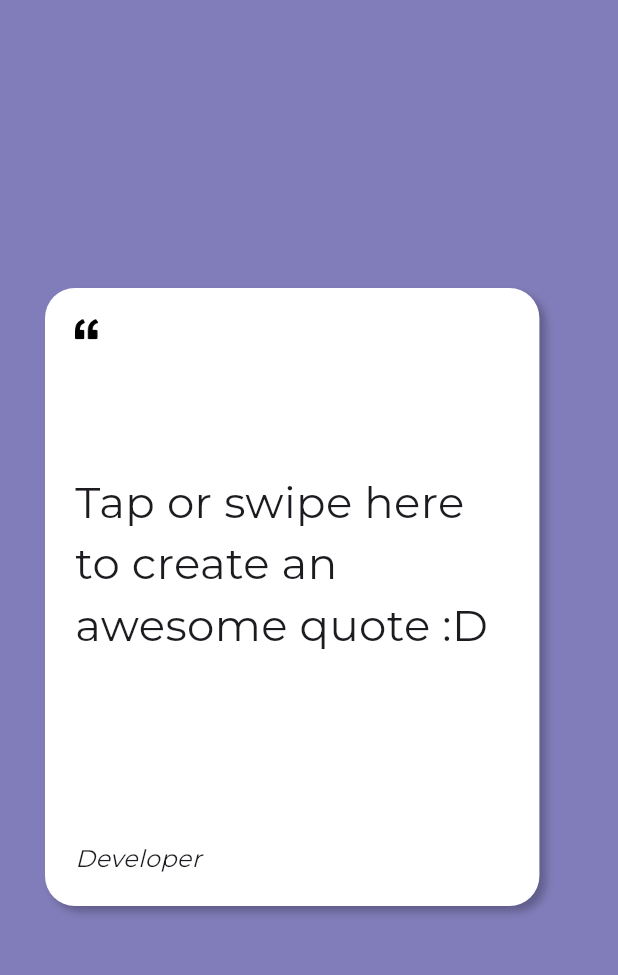
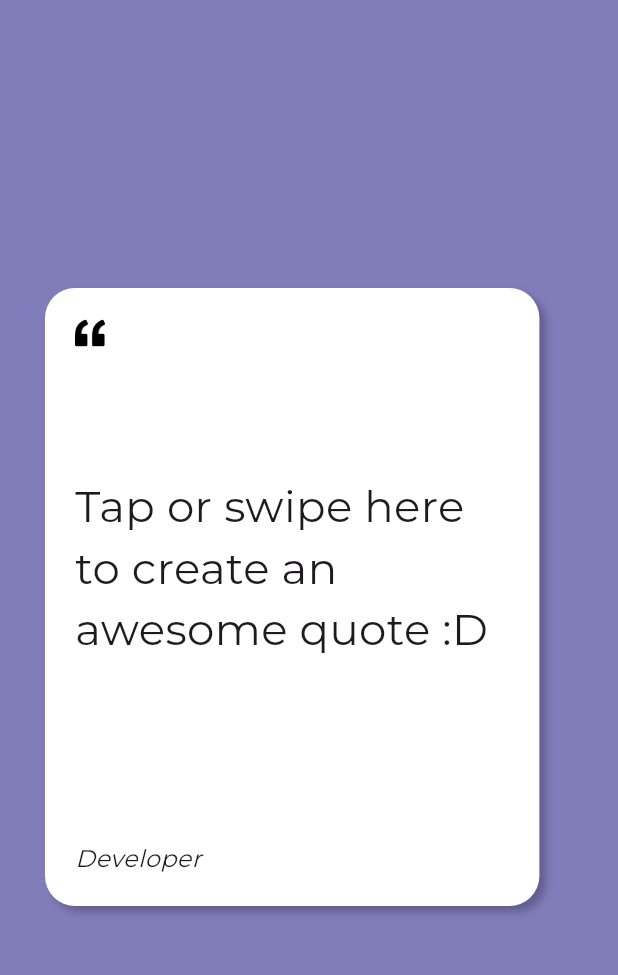
Before and after one commit to tortamque/Quotlum, a Flutter app: the screen it shows after launch, on a phone screen of 412 x 824 dp, the part 63-1038 px from its top. Run offline on Flutter 3.47's test engine with Material 2 defaults, Android fonts, the phone set to English and light mode, and no system bars; network calls fail.

Commit message:
Change size

```diff
--- a/lib/features/app/presentation/widgets/quote_card/quote_icon.dart
+++ b/lib/features/app/presentation/widgets/quote_card/quote_icon.dart
@@ -11,8 +11,8 @@ class QuoteIcon extends StatelessWidget {
         alignment: Alignment.centerLeft,
         child: Image.asset(
           "assets/icons/quote.png",
-          width: 15,
-          height: 15,
+          width: 20,
+          height: 20,
         ),
       ),
     );
```
